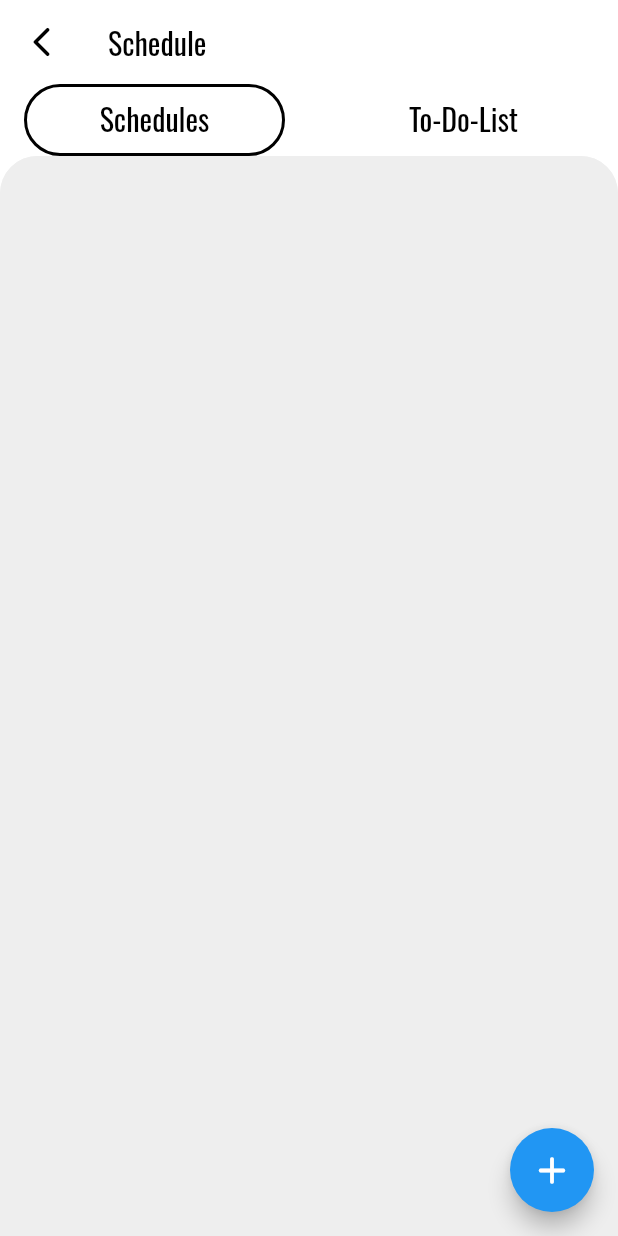
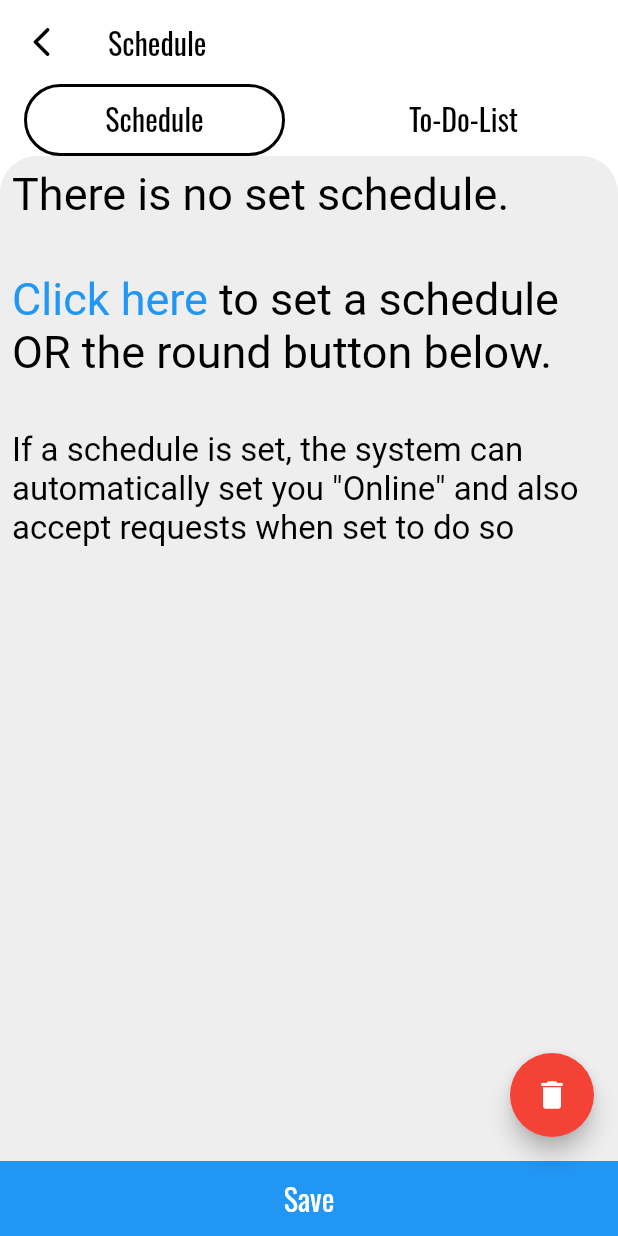
Before and after one commit to iwmakhupane12/touch_point_click_service_provider, a Flutter app: the Schedule screen opened directly with empty values, on a phone screen of 412 x 824 dp. Run offline on Flutter 3.47's test engine with Material 2 defaults, Android fonts, the phone set to English and light mode, and no system bars; our stand-ins replace cloud_firestore, email_validator, firebase_auth, firebase_core, google_fonts, sticky_headers and 1 more; missing offline and left inert: configurable_expansion_tile, country_calling_code_picker, images_picker, ntp, time_range_picker; accounts and stored records are empty.

Commit message:
new schedule interface

```diff
--- a/touch_point_click_service_provider/lib/src/screens/schedule.dart
+++ b/touch_point_click_service_provider/lib/src/screens/schedule.dart
@@ -39,11 +39,14 @@ class _ScheduleState extends State<Schedule> {
   dynamic results;
   String success, _uid;
 
+  UserSchedule userSchedule;
+
   void initSchedules() {
     if (results != null) {
       if (success == "Success") {
         userScheduleList = results;
       } else if (results == "No Schedules") {
+        schedulesAvailable = false;
         print("No Schedules");
       } else {
         print("Unknown Error");
@@ -57,6 +60,11 @@ class _ScheduleState extends State<Schedule> {
     results = widget.results;
     success = widget.success;
     initSchedules();
+
+    /*Temoporary line below*/
+    userSchedule = UserSchedule();
+    userSchedule.autoOnline = true;
+    userSchedule.autoAccept = false;
     super.initState();
   }
 
@@ -68,7 +76,7 @@ class _ScheduleState extends State<Schedule> {
       child: BaseWidget.defaultScreenNoCurve(
         context,
         screenBody(),
-        AppBarTabs.twoAppBarBottomTabs("Schedules", "To-Do-List"),
+        AppBarTabs.twoAppBarBottomTabs("Schedule", "To-Do-List"),
         "Schedule",
         null,
         true,
@@ -78,9 +86,6 @@ class _ScheduleState extends State<Schedule> {
 
   Widget screenBody() {
     return TabBarView(children: [
-      /*Container(
-        child: Schedules(userScheduleList),
-      ),*/
       Container(child: schedulesBody()),
       Container(
         color: white,
@@ -95,17 +100,138 @@ class _ScheduleState extends State<Schedule> {
         backgroundColor: AppColors.appBackgroundColor,
         body: ListView(
           children: [
-            schedulesAvailable ? setScheduleListView() : viewText(),
+            //schedulesAvailable ? setScheduleListView() : viewText(),
+            //!schedulesAvailable ? display() : viewText(),
+            checkButtons()
           ],
         ),
-        floatingActionButton: FloatingActionButton(
-            backgroundColor: Colors.blue,
-            child: AppIconsUsed.scheduleAddIcon,
-            onPressed: () => changeScreen(0, false)),
+        floatingActionButton:
+            schedulesAvailable ? deleteButton() : addScheduleButton(),
+        bottomNavigationBar: saveBottomBtn(),
       ),
     );
   }
 
+  // ignore: missing_return
+  Widget checkButtons() {
+    if (userScheduleList.length > 0 && schedulesAvailable != true) {
+      return display();
+    } else if (userScheduleList.length == 0 && schedulesAvailable != false) {
+      return viewText();
+    } else if (userScheduleList.length == 0 && schedulesAvailable != true) {
+      return Text("Return empty schedule to set");
+    }
+  }
+
+  FloatingActionButton deleteButton() {
+    return FloatingActionButton(
+        tooltip: "Delete Schedule",
+        backgroundColor: Colors.red,
+        child: AppIconsUsed.whiteDeleteIcon,
+        onPressed: () => changeScreen(0, false));
+  }
+
+  FloatingActionButton addScheduleButton() {
+    return FloatingActionButton(
+        tooltip: "Add Schedule",
+        backgroundColor: Colors.blue,
+        child: AppIconsUsed.scheduleAddIcon,
+        onPressed: () => addScheduleState());
+  }
+
+  void addScheduleState() {
+    setState(() => schedulesAvailable = true);
+  }
+
+  Widget textHolder(String text) {
+    return Text(
+      text,
+      style: AppTextStyles.normalBlack(normal, black),
+      overflow: TextOverflow.ellipsis,
+      maxLines: 1,
+    );
+  }
+
+  Widget saveBottomBtn() {
+    return InkWell(
+      onTap: () {
+        //!newSchedule ? updateBtn() : saveBtn();
+      },
+      child: Container(
+          color: Colors.blue,
+          height: 50,
+          child: Align(
+              alignment: Alignment.center,
+              child: AppTextStyles.normalText("Save", normal, white, 1))),
+    );
+  }
+
+  Widget display() {
+    return Column(
+      crossAxisAlignment: CrossAxisAlignment.start,
+      children: [
+        Padding(
+          padding: const EdgeInsets.only(top: 10.0, left: 10, right: 10),
+          child: textHolder("Automations"),
+        ),
+        settings(),
+        Column(
+          crossAxisAlignment: CrossAxisAlignment.start,
+          children: [
+            Padding(
+              padding: const EdgeInsets.only(top: 10.0, left: 10, right: 10),
+              child: textHolder("Schedule"),
+            ),
+            //scheduleDisplay(),
+          ],
+        ),
+      ],
+    );
+  }
+
+  Widget settings() {
+    return UtilWidget.baseCard(
+      200,
+      Column(
+        children: [
+          ListTile(
+            title: textHolder("Go Online Automatically"),
+            trailing: Switch(
+              value: userSchedule.autoOnline,
+              onChanged: (bool value) => setState(
+                () => userSchedule.autoOnline = value,
+              ),
+            ),
+          ),
+          Divider(),
+          ListTile(
+            title: textHolder("Accept Requests Automatically"),
+            trailing: Switch(
+              value: userSchedule.autoAccept,
+              onChanged: (bool value) => setState(
+                () => userSchedule.autoAccept = value,
+              ),
+            ),
+          ),
+          Divider(),
+          Expanded(
+            child: Padding(
+              padding:
+                  const EdgeInsets.only(left: 12.0, right: 12.0, bottom: 10.0),
+              child: Text(
+                "NB: The system will automatically set you as online and accept requests according to your schedule.",
+                style: AppTextStyles.normalGreyishSmall(),
+                overflow: TextOverflow.ellipsis,
+                maxLines: 2,
+              ),
+            ),
+          ),
+        ],
+      ),
+    );
+  }
+
+  /*******Remove this below ********/
   Column setScheduleListView() {
     List<Widget> tempSchedules = [];
     for (int i = 0; i < userScheduleList.length; i++) {
@@ -247,13 +373,13 @@ class _ScheduleState extends State<Schedule> {
                 color: Colors.black,
               ),
               children: [
-                TextSpan(text: "There are no set schedules.\n\n"),
+                TextSpan(text: "There is no set schedule.\n\n"),
                 TextSpan(
                     text: "Click here ",
                     style: TextStyle(color: Colors.blue),
                     recognizer: TapGestureRecognizer()
                       ..onTap = () {
-                        changeScreen(0, false);
+                        addScheduleState();
                       }),
                 TextSpan(
                     text: "to set a schedule OR the round button below.\n\n"),
```
